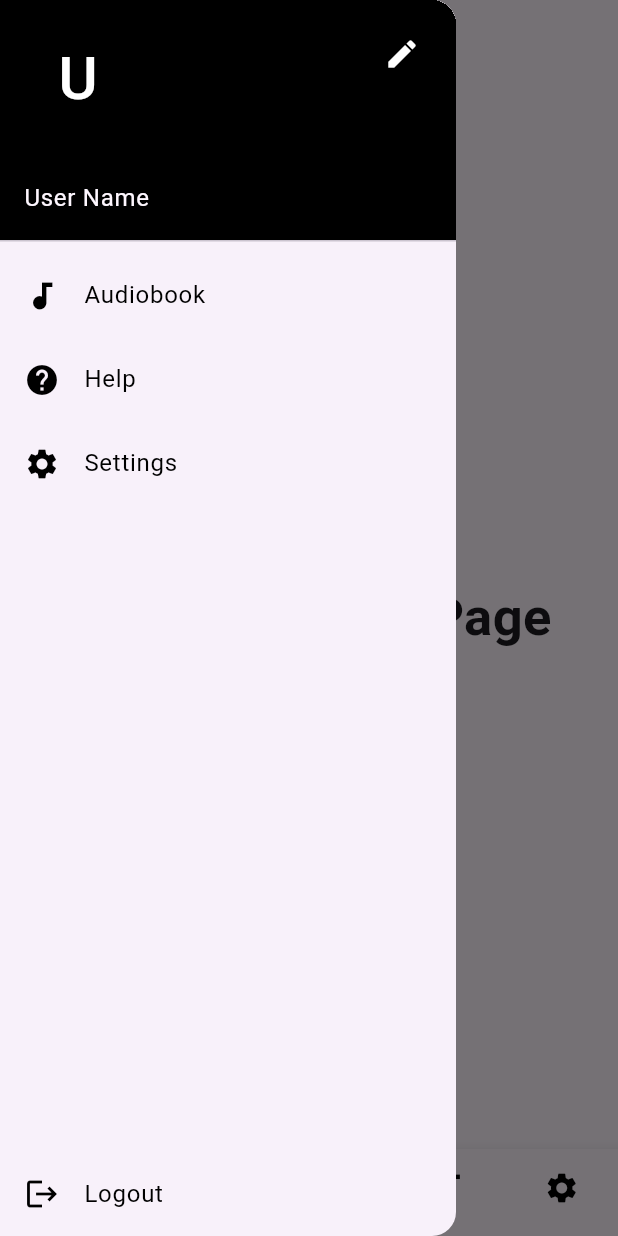
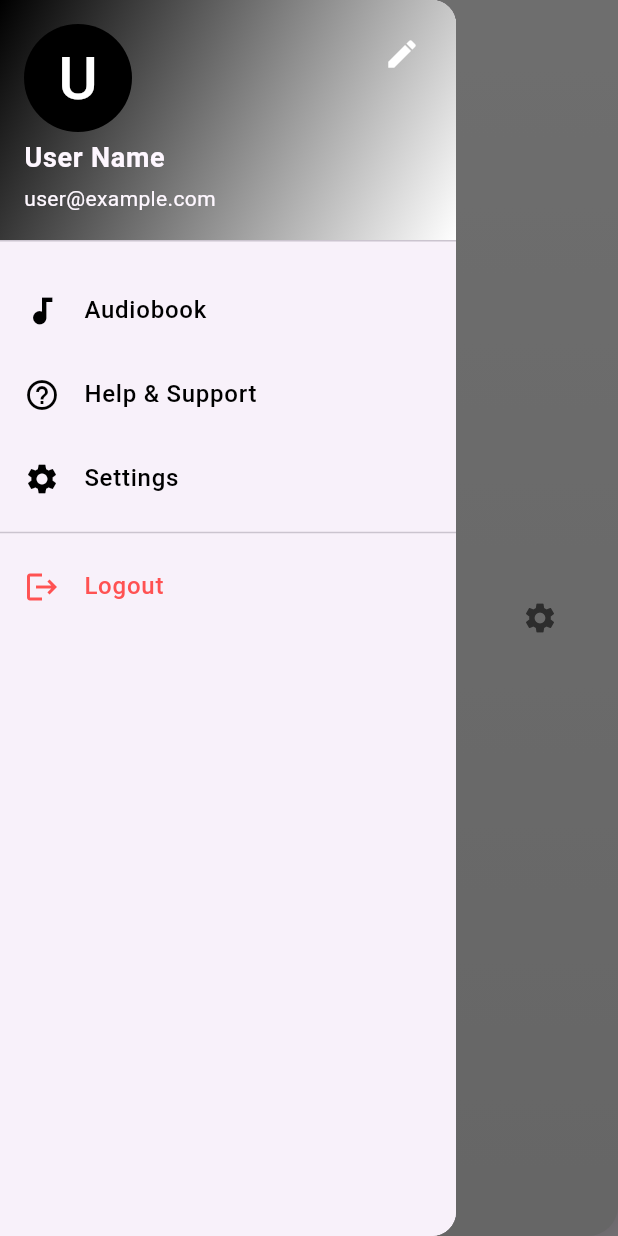
Before and after one commit to Walapalam/VisuaLit, a Flutter app: the screen it shows after launch, item 2 of the bottom bar chosen, with the side drawer open, on a phone screen of 412 x 824 dp. Run offline on Flutter 3.47's test engine with Material 3 defaults, Android fonts, the phone set to English and light mode, and no system bars; drawn by our look-alikes of google_nav_bar.

Commit message:
Nav Bar and sliding screen fixed

```diff
--- a/visualit_app/lib/views/VisuaLit_appBar.dart
+++ b/visualit_app/lib/views/VisuaLit_appBar.dart
@@ -8,7 +8,7 @@ class CustomAppBar extends StatelessWidget implements PreferredSizeWidget {
   @override
   Widget build(BuildContext context) {
     return AppBar(
-      automaticallyImplyLeading: false,
+      automaticallyImplyLeading: false, // Prevents default back button
       title: Padding(
         padding: const EdgeInsets.only(top: 16.0), // Add padding on top
         child: Text(
@@ -20,6 +20,12 @@ class CustomAppBar extends StatelessWidget implements PreferredSizeWidget {
         ),
       ),
       centerTitle: true,
+      leading: IconButton(
+        icon: const Icon(Icons.menu, size: 28), // Drawer menu icon
+        onPressed: () {
+          Scaffold.of(context).openDrawer(); // Opens the DrawerMenu
+        },
+      ),
     );
   }
 
--- a/visualit_app/lib/views/bottom_navigation_bar.dart
+++ b/visualit_app/lib/views/bottom_navigation_bar.dart
@@ -1,4 +1,5 @@
 import 'package:flutter/material.dart';
+import 'package:google_nav_bar/google_nav_bar.dart';
 
 class CustomBottomNavigationBar extends StatelessWidget {
   final int selectedIndex;
@@ -12,33 +13,74 @@ class CustomBottomNavigationBar extends StatelessWidget {
 
   @override
   Widget build(BuildContext context) {
-    return BottomNavigationBar(
-      items: const <BottomNavigationBarItem>[
-        BottomNavigationBarItem(
-          icon: Icon(Icons.account_circle), // Replaced search icon with profile icon
-          label: 'Profile',
+    return Container(
+      decoration: BoxDecoration(
+        gradient: const LinearGradient(
+          colors: [Color(0xFFF0F0F0), Color(0xFFDEDEDE)], // Light grey gradient
+          begin: Alignment.topCenter,
+          end: Alignment.bottomCenter,
         ),
-        BottomNavigationBarItem(
-          icon: Icon(Icons.add),
-          label: 'Add',
+        borderRadius: const BorderRadius.only(
+          bottomLeft: Radius.circular(20),  // Retaining bottom rounded edges
+          bottomRight: Radius.circular(20),
         ),
-        BottomNavigationBarItem(
-          icon: Icon(Icons.home),
-          label: 'Home',
-        ),
-        BottomNavigationBarItem(
-          icon: Icon(Icons.audiotrack),
-          label: 'Audiobook',
-        ),
-        BottomNavigationBarItem(
-          icon: Icon(Icons.settings),
-          label: 'Settings',
-        ),
-      ],
-      currentIndex: selectedIndex,
-      selectedItemColor: Colors.black,
-      unselectedItemColor: Colors.black,
-      onTap: onItemTapped,
+        boxShadow: [
+          BoxShadow(
+            color: Colors.black.withOpacity(0.15),
+            blurRadius: 15,
+            spreadRadius: 3,
+            offset: const Offset(0, -5),
+          ),
+        ],
+      ),
+      padding: const EdgeInsets.symmetric(horizontal: 20, vertical: 18),
+      child: GNav(
+        gap: 10,
+        activeColor: Colors.black,
+        color: Colors.black.withOpacity(0.5),
+        iconSize: 26,
+        padding: const EdgeInsets.symmetric(horizontal: 20, vertical: 12),
+        duration: const Duration(milliseconds: 400),
+        tabBackgroundColor: Colors.white.withOpacity(0.6), // Soft selection effect
+        curve: Curves.easeInOut,
+        rippleColor: Colors.black12,
+        selectedIndex: selectedIndex,
+        onTabChange: onItemTapped,
+        tabs: [
+          _buildTab(Icons.account_circle, "Profile", selectedIndex == 0),
+          _buildTab(Icons.add, "Add", selectedIndex == 1),
+          _buildTab(Icons.home, "Home", selectedIndex == 2),
+          _buildTab(Icons.audiotrack, "Audiobook", selectedIndex == 3),
+          _buildTab(Icons.settings, "Settings", selectedIndex == 4),
+        ],
+      ),
+    );
+  }
+
+  GButton _buildTab(IconData icon, String label, bool isSelected) {
+    return GButton(
+      icon: icon,
+      iconSize: isSelected ? 32 : 24,
+      leading: Column(
+        mainAxisAlignment: MainAxisAlignment.center,
+        children: [
+          Icon(
+            icon,
+            size: isSelected ? 34 : 24,
+            color: isSelected ? Colors.black : Colors.grey.shade700,
+          ),
+          if (isSelected) const SizedBox(height: 4),
+          if (isSelected)
+            Text(
+              label,
+              style: const TextStyle(
+                fontSize: 15,
+                fontWeight: FontWeight.w500,
+                color: Colors.black,
+              ),
+            ),
+        ],
+      ),
     );
   }
 }
--- a/visualit_app/lib/views/drawer_menu.dart
+++ b/visualit_app/lib/views/drawer_menu.dart
@@ -6,14 +6,19 @@ class DrawerMenu extends StatelessWidget {
 
   @override
   Widget build(BuildContext context) {
-    return Column(
-      mainAxisAlignment: MainAxisAlignment.spaceBetween,
-      children: <Widget>[
-        Column(
+    return Drawer(
+      child: ListView(
+        padding: EdgeInsets.zero,
         children: <Widget>[
           UserAccountsDrawerHeader(
-              accountName: const Text('User Name'),
-              accountEmail: null,
+            accountName: const Text(
+              'User Name',
+              style: TextStyle(fontSize: 18, fontWeight: FontWeight.bold),
+            ),
+            accountEmail: const Text(
+              'user@example.com',
+              style: TextStyle(fontSize: 14),
+            ),
             currentAccountPicture: CircleAvatar(
               backgroundColor: AppColors.background,
               child: Text(
@@ -22,48 +27,74 @@ class DrawerMenu extends StatelessWidget {
               ),
             ),
             decoration: BoxDecoration(
-                color: AppColors.background,
+              gradient: LinearGradient(
+                colors: [AppColors.background, AppColors.subBackground],
+                begin: Alignment.topLeft,
+                end: Alignment.bottomRight,
+              ),
             ),
             otherAccountsPictures: <Widget>[
               IconButton(
-                  icon: Icon(Icons.edit, color: AppColors.subBackground),
+                icon: Icon(Icons.edit, color: Colors.white),
                 onPressed: () {
                   // Handle edit profile button press
                 },
               ),
             ],
           ),
-            ListTile(
-              leading: Icon(Icons.audiotrack, color: AppColors.background),
-              title: Text('Audiobook', style: TextStyle(color: AppColors.background)),
+          const SizedBox(height: 10),
+          _buildDrawerItem(
+            icon: Icons.audiotrack,
+            text: 'Audiobook',
             onTap: () {
               // Handle Audiobook tap
             },
           ),
-            ListTile(
-              leading: Icon(Icons.help, color: AppColors.background),
-              title: Text('Help', style: TextStyle(color: AppColors.background)),
+          _buildDrawerItem(
+            icon: Icons.help_outline,
+            text: 'Help & Support',
             onTap: () {
               // Handle Help tap
             },
           ),
-            ListTile(
-              leading: Icon(Icons.settings, color: AppColors.background),
-              title: Text('Settings', style: TextStyle(color: AppColors.background)),
+          _buildDrawerItem(
+            icon: Icons.settings,
+            text: 'Settings',
             onTap: () {
               // Handle Settings tap
             },
           ),
-          ],
-        ),
-        ListTile(
-          leading: Icon(Icons.logout, color: AppColors.background),
-          title: Text('Logout', style: TextStyle(color: AppColors.background)),
+          const Divider(),
+          _buildDrawerItem(
+            icon: Icons.logout,
+            text: 'Logout',
+            color: Colors.redAccent,
             onTap: () {
               // Handle Logout tap
             },
           ),
         ],
+      ),
+    );
+  }
+
+  Widget _buildDrawerItem({
+    required IconData icon,
+    required String text,
+    Color? color,
+    required VoidCallback onTap,
+  }) {
+    return ListTile(
+      leading: Icon(icon, color: color ?? AppColors.background),
+      title: Text(
+        text,
+        style: TextStyle(
+          fontSize: 16,
+          color: color ?? AppColors.background,
+          fontWeight: FontWeight.w500,
+        ),
+      ),
+      onTap: onTap,
     );
   }
 }
--- a/visualit_app/pubspec.yaml
+++ b/visualit_app/pubspec.yaml
@@ -34,6 +34,7 @@ dependencies:
   # The following adds the Cupertino Icons font to your application.
   # Use with the CupertinoIcons class for iOS style icons.
   cupertino_icons: ^1.0.8
+  google_nav_bar: ^5.0.7
 
 dev_dependencies:
   flutter_test:
```
Also changed, not shown: visualit_app/pubspec.lock, 1 other file. Lines whose indentation alone changed are shown as unchanged.
